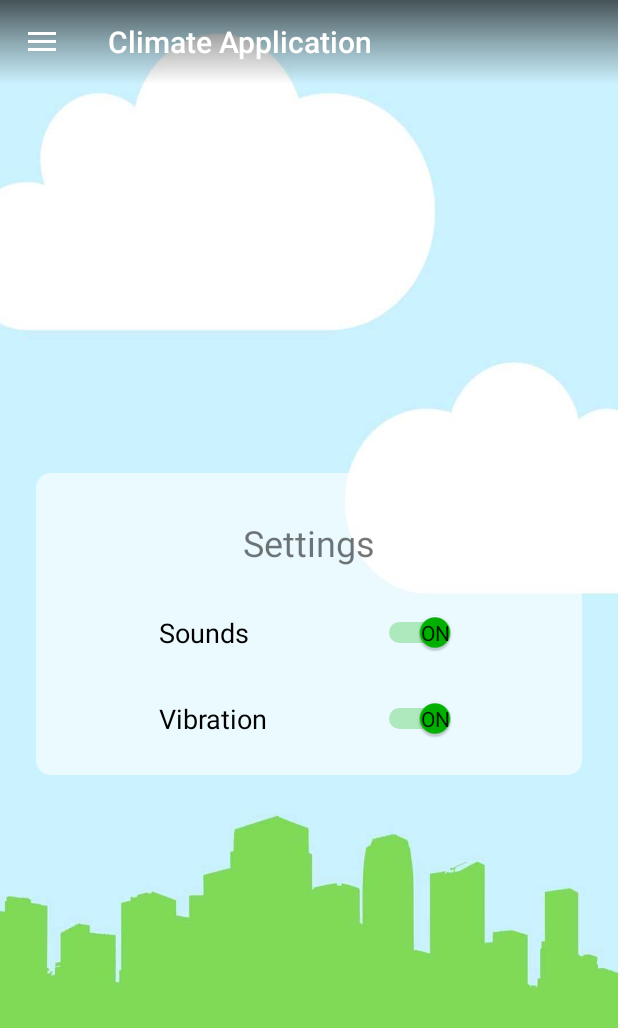
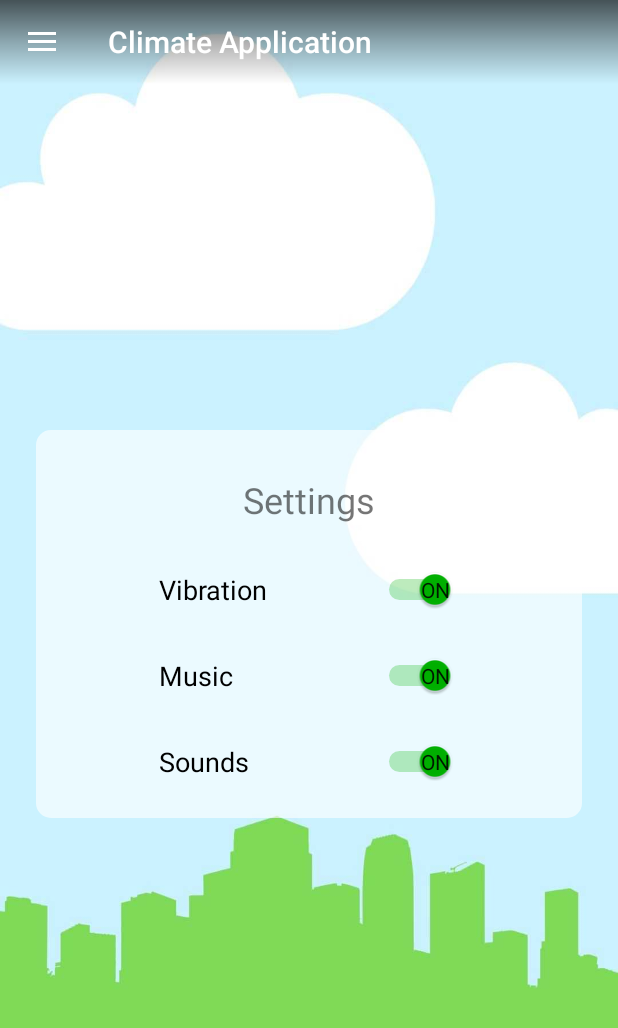
Before and after one commit to Squirrelly-Climate-Application/Squirrelly, an Android app: the fragment SettingsFragment placed in its activity, on a phone screen of 412 x 824 dp. Shown: the top 1028 px of the screen. Run offline under Robolectric (Android 15) with nearby library versions, the phone set to English and light mode, and no system bars; our stand-ins replace Firebase (no records; nobody signed in at launch, a user with empty details on screens opened directly); libraries missing offline, so code that uses them is left out: com.firebase.ui, me.dm7.barcodescanner; 1 statement that could not run was skipped.

Commit message:
added sound effects and modified settings

```diff
--- a/app/src/main/java/com/example/timil/climateapplication/AppStatus.kt
+++ b/app/src/main/java/com/example/timil/climateapplication/AppStatus.kt
@@ -14,6 +14,7 @@ class AppStatus {
 
     companion object {
         const val VIBRATION_STATUS_TAG = "vibration"
+        const val MUSIC_STATUS_TAG = "music"
         const val SOUNDS_STATUS_TAG = "sounds"
     }
 
@@ -37,6 +38,11 @@ class AppStatus {
         return settings.getBoolean(VIBRATION_STATUS_TAG, true)
     }
 
+    fun musicOn(context: Context): Boolean {
+        settings = PreferenceManager.getDefaultSharedPreferences(context)
+        return settings.getBoolean(MUSIC_STATUS_TAG, true)
+    }
+
     fun soundsOn(context: Context): Boolean {
         settings = PreferenceManager.getDefaultSharedPreferences(context)
         return settings.getBoolean(SOUNDS_STATUS_TAG, true)
--- a/app/src/main/java/com/example/timil/climateapplication/fragments/RegisterFragment.kt
+++ b/app/src/main/java/com/example/timil/climateapplication/fragments/RegisterFragment.kt
@@ -23,6 +23,8 @@ import com.example.timil.climateapplication.MainActivity
 import com.example.timil.climateapplication.R
 import com.example.timil.climateapplication.Vibrator
 import com.example.timil.climateapplication.Vibrator.Companion.VIBRATION_TIME_SHORT
+import com.example.timil.climateapplication.services.SoundService
+import com.example.timil.climateapplication.services.SoundService.Companion.SOUND_EFFECT_INVALID
 import com.google.android.gms.auth.api.signin.GoogleSignIn
 import com.google.android.gms.auth.api.signin.GoogleSignInAccount
 import com.google.android.gms.auth.api.signin.GoogleSignInClient
@@ -220,6 +222,9 @@ class RegisterFragment: Fragment() {
     }
 
     private fun shakeButton() {
+        if (AppStatus().soundsOn(context!!)) {
+            SoundService().soundEffect(context!!, SOUND_EFFECT_INVALID)
+        }
         if (AppStatus().vibrationOn(context!!)) {
             Vibrator().vibrate(activity!!, VIBRATION_TIME_SHORT)
         }
--- a/app/src/main/java/com/example/timil/climateapplication/fragments/SettingsFragment.kt
+++ b/app/src/main/java/com/example/timil/climateapplication/fragments/SettingsFragment.kt
@@ -10,6 +10,7 @@ import kotlinx.android.synthetic.main.fragment_settings.*
 import android.content.SharedPreferences
 import android.preference.PreferenceManager
 import com.example.timil.climateapplication.AppStatus
+import com.example.timil.climateapplication.AppStatus.Companion.MUSIC_STATUS_TAG
 import com.example.timil.climateapplication.AppStatus.Companion.SOUNDS_STATUS_TAG
 import com.example.timil.climateapplication.AppStatus.Companion.VIBRATION_STATUS_TAG
 import com.example.timil.climateapplication.Vibrator
@@ -29,8 +30,10 @@ class SettingsFragment: Fragment() {
         settings = PreferenceManager.getDefaultSharedPreferences(context)
         editor = settings.edit()
         val vibrationStatus = AppStatus().vibrationOn(context!!)
+        val musicStatus = AppStatus().musicOn(context!!)
         val soundsStatus = AppStatus().soundsOn(context!!)
         if (vibrationStatus) { vibration.isChecked = true }
+        if (musicStatus) { music.isChecked = true }
         if (soundsStatus) { sounds.isChecked = true }
 
         vibration.setOnCheckedChangeListener { _, isChecked ->
@@ -40,6 +43,14 @@ class SettingsFragment: Fragment() {
             }
             else {
                 editor.putBoolean(VIBRATION_STATUS_TAG, false).apply()
+            }
+        }
+        music.setOnCheckedChangeListener { _, isChecked ->
+            if (isChecked) {
+                editor.putBoolean(MUSIC_STATUS_TAG, true).apply()
+            }
+            else {
+                editor.putBoolean(MUSIC_STATUS_TAG, false).apply()
             }
         }
         sounds.setOnCheckedChangeListener { _, isChecked ->
--- a/app/src/main/java/com/example/timil/climateapplication/fragments/SignInFragment.kt
+++ b/app/src/main/java/com/example/timil/climateapplication/fragments/SignInFragment.kt
@@ -21,6 +21,7 @@ import com.example.timil.climateapplication.AppStatus
 import com.example.timil.climateapplication.MainActivity
 import com.example.timil.climateapplication.R
 import com.example.timil.climateapplication.Vibrator
+import com.example.timil.climateapplication.services.SoundService
 import com.google.firebase.auth.*
 import kotlinx.android.synthetic.main.fragment_signin.*
 import kotlinx.android.synthetic.main.fragment_signin.edit_text_email
@@ -237,6 +238,9 @@ class SignInFragment: Fragment() {
     }
 
     private fun shakeButton(button: Button) {
+        if (AppStatus().soundsOn(context!!)) {
+            SoundService().soundEffect(context!!, SoundService.SOUND_EFFECT_INVALID)
+        }
         if (AppStatus().vibrationOn(context!!)) {
             Vibrator().vibrate(activity!!, Vibrator.VIBRATION_TIME_SHORT)
         }
--- a/app/src/main/res/layout/fragment_settings.xml
+++ b/app/src/main/res/layout/fragment_settings.xml
@@ -32,11 +32,11 @@
             android:textSize="24sp"/>
 
         <Switch
-            android:id="@+id/sounds"
+            android:id="@+id/vibration"
             android:layout_width="200dp"
             android:layout_height="wrap_content"
             android:layout_marginBottom="30dp"
-            android:text="@string/sounds"
+            android:text="@string/vibration"
             android:textSize="18sp"
             android:textOn="@string/on"
             android:textOff="@string/off"
@@ -44,10 +44,22 @@
             tools:checked="true"/>
 
         <Switch
-            android:id="@+id/vibration"
+            android:id="@+id/music"
             android:layout_width="200dp"
             android:layout_height="wrap_content"
-            android:text="@string/vibration"
+            android:layout_marginBottom="30dp"
+            android:text="@string/music"
+            android:textSize="18sp"
+            android:textOn="@string/on"
+            android:textOff="@string/off"
+            android:showText="true"
+            tools:checked="true"/>
+
+        <Switch
+            android:id="@+id/sounds"
+            android:layout_width="200dp"
+            android:layout_height="wrap_content"
+            android:text="@string/sounds"
             android:textSize="18sp"
             android:textOn="@string/on"
             android:textOff="@string/off"
--- a/app/src/main/res/values/strings.xml
+++ b/app/src/main/res/values/strings.xml
@@ -84,8 +84,9 @@
     <string name="loading_daily_tip">Loading daily tip…</string>
 
     <string name="settings">Settings</string>
+    <string name="vibration">Vibration</string>
+    <string name="music">Music</string>
     <string name="sounds">Sounds</string>
-    <string name="vibration">Vibration</string>
     <string name="on">On</string>
     <string name="off">Off</string>
 </resources>
```
Also changed, not shown: app/src/main/java/com/example/timil/climateapplication/ArActivity.kt (+30 -14 lines), app/src/main/java/com/example/timil/climateapplication/fragments/QuizFragment.kt (+16 -1 lines), app/src/main/java/com/example/timil/climateapplication/services/SoundService.kt (+30 -0 lines), 10 other files.
